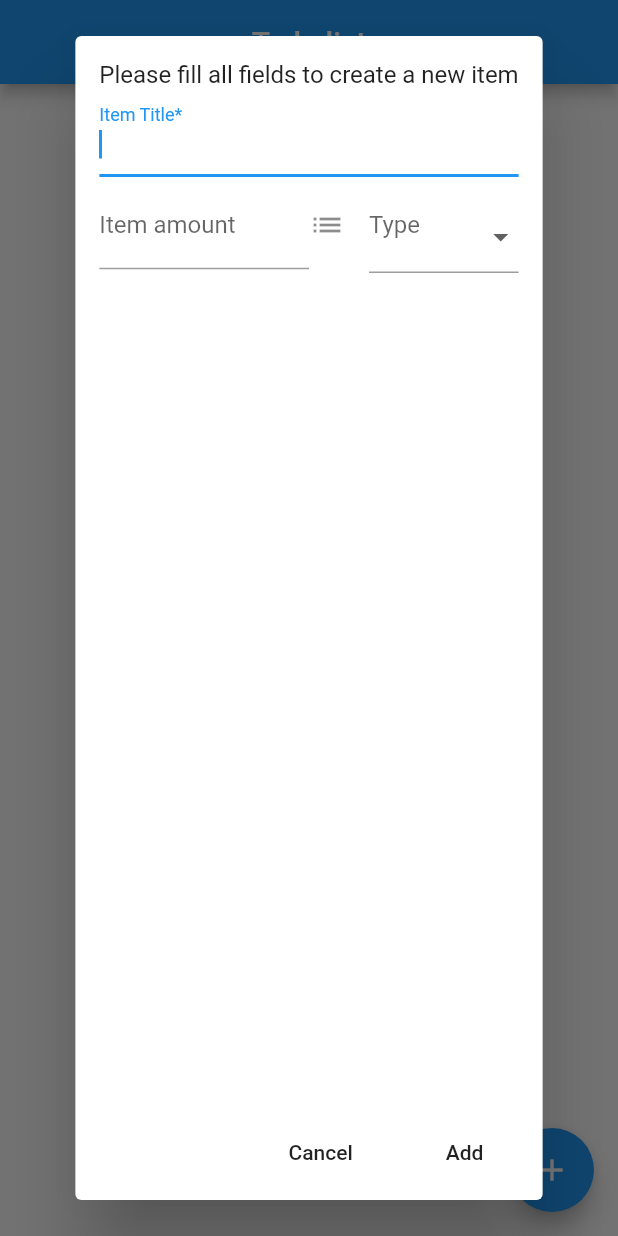
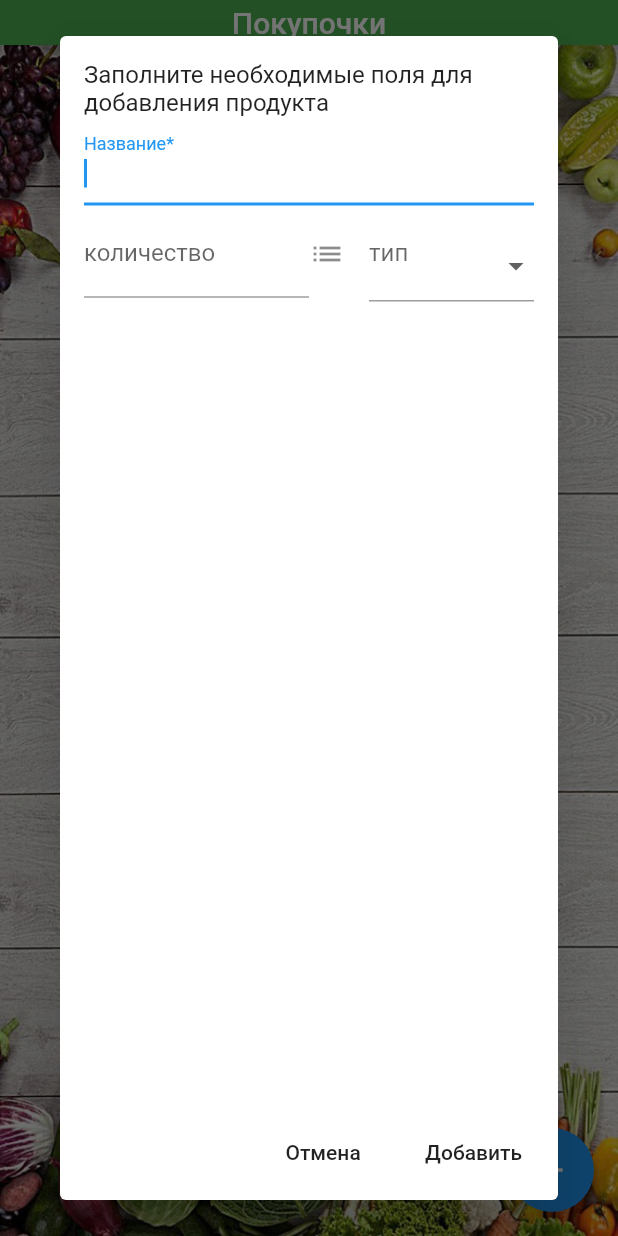
Before and after one commit to aleksebury/todo, a Flutter app: the screen it shows after launch, after a tap on the "add" icon, on a phone screen of 412 x 824 dp. Run offline on Flutter 3.47's test engine with Material 2 defaults, Android fonts, the phone set to English and light mode, and no system bars; our stand-ins replace cloud_firestore; accounts and stored records are empty.

Commit message:
Added rus lang; Added background image; Changed icon;

```diff
--- a/lib/main.dart
+++ b/lib/main.dart
@@ -12,7 +12,7 @@ class MyApp extends StatelessWidget {
   Widget build(BuildContext context) {
     return MaterialApp(
       debugShowCheckedModeBanner: false,
-      title: 'Todo list',
+      title: 'Покупочки',
       home: MyHomePage(),
     );
   }
@@ -29,8 +29,18 @@ class _MyHomePageState extends State<MyHomePage> {
   TextEditingController taskTitleInputController;
   TextEditingController taskAmountInputController;
 
-  List<String> _dropdownMenuItems = <String>['', 'л', 'кг', 'уп', 'бут'];
+  List<String> _dropdownMenuItems = <String>[
+    '',
+    'мл',
+    'л',
+    'г',
+    'кг',
+    'уп',
+    'бут',
+    'шт'
+  ];
   String _currentType;
+  var isLargeScreen = false;
 
   @override
   initState() {
@@ -44,11 +54,24 @@ class _MyHomePageState extends State<MyHomePage> {
   @override
   Widget build(BuildContext context) {
     return Scaffold(
-      appBar: AppBar(centerTitle: true, title: Text('Todo list')),
-      body: _buildBody(context),
+      appBar: PreferredSize(
+          preferredSize: Size.fromHeight(30.0),
+          child: AppBar(
+              centerTitle: true,
+              backgroundColor: Colors.green,
+              title: Text('Покупочки'))),
+      body: Container(
+        decoration: BoxDecoration(
+          image: DecorationImage(
+            image: AssetImage("assets/images/background.jpeg"),
+            fit: BoxFit.fill,
+          ),
+        ),
+        child: _buildBody(context),
+      ),
       floatingActionButton: FloatingActionButton(
         onPressed: _showDialog,
-        tooltip: 'Add',
+        tooltip: 'Добавить',
         child: Icon(Icons.add),
       ),
     );
@@ -61,11 +84,11 @@ class _MyHomePageState extends State<MyHomePage> {
         contentPadding: const EdgeInsets.all(16.0),
         content: Column(
           children: <Widget>[
-            Text("Please fill all fields to create a new item"),
+            Text("Заполните необходимые поля для добавления продукта"),
             Column(children: <Widget>[
               TextField(
                 autofocus: true,
-                decoration: InputDecoration(labelText: 'Item Title*'),
+                decoration: InputDecoration(labelText: 'Название*'),
                 controller: taskTitleInputController,
               ),
             ]),
@@ -73,7 +96,7 @@ class _MyHomePageState extends State<MyHomePage> {
               children: <Widget>[
                 Flexible(
                     child: TextField(
-                  decoration: new InputDecoration(labelText: "Item amount"),
+                  decoration: new InputDecoration(labelText: "количество"),
                   keyboardType: TextInputType.numberWithOptions(decimal: true),
                   controller: taskAmountInputController,
                 )),
@@ -83,7 +106,7 @@ class _MyHomePageState extends State<MyHomePage> {
                       return InputDecorator(
                         decoration: InputDecoration(
                           icon: const Icon(Icons.list),
-                          labelText: 'Type',
+                          labelText: 'тип',
                         ),
                         isEmpty: _currentType == '',
                         child: new DropdownButtonHideUnderline(
@@ -98,7 +121,7 @@ class _MyHomePageState extends State<MyHomePage> {
         ),
         actions: <Widget>[
           FlatButton(
-              child: Text('Cancel'),
+              child: Text('Отмена'),
               onPressed: () {
                 taskTitleInputController.clear();
                 taskAmountInputController.clear();
@@ -106,7 +129,7 @@ class _MyHomePageState extends State<MyHomePage> {
                 Navigator.pop(context);
               }),
           FlatButton(
-              child: Text('Add'),
+              child: Text('Добавить'),
               onPressed: () {
                 if (taskTitleInputController.text.isNotEmpty) {
                   Firestore.instance
@@ -145,11 +168,11 @@ class _MyHomePageState extends State<MyHomePage> {
         contentPadding: const EdgeInsets.all(16.0),
         content: Column(
           children: <Widget>[
-            Text("Please edit needed fields"),
+            Text("Отредактируйте необходимые поля"),
             Column(children: <Widget>[
               TextField(
                 autofocus: true,
-                decoration: InputDecoration(labelText: 'Item Title*'),
+                decoration: InputDecoration(labelText: 'Название*'),
                 controller: taskTitleInputController,
               ),
             ]),
@@ -157,7 +180,7 @@ class _MyHomePageState extends State<MyHomePage> {
               children: <Widget>[
                 Flexible(
                     child: TextField(
-                  decoration: new InputDecoration(labelText: "Item amount"),
+                  decoration: new InputDecoration(labelText: "количество"),
                   keyboardType: TextInputType.numberWithOptions(decimal: true),
                   controller: taskAmountInputController,
                 )),
@@ -167,7 +190,7 @@ class _MyHomePageState extends State<MyHomePage> {
                       return InputDecorator(
                         decoration: InputDecoration(
                           icon: const Icon(Icons.list),
-                          labelText: 'Type',
+                          labelText: 'тип',
                         ),
                         isEmpty: _currentType == '',
                         child: new DropdownButtonHideUnderline(
@@ -182,7 +205,7 @@ class _MyHomePageState extends State<MyHomePage> {
         ),
         actions: <Widget>[
           FlatButton(
-              child: Text('Cancel'),
+              child: Text('Отмена'),
               onPressed: () {
                 taskTitleInputController.clear();
                 taskAmountInputController.clear();
@@ -190,7 +213,7 @@ class _MyHomePageState extends State<MyHomePage> {
                 Navigator.pop(context);
               }),
           FlatButton(
-              child: Text('Edit'),
+              child: Text('Править'),
               onPressed: () {
                 if (taskTitleInputController.text.isNotEmpty) {
                   Firestore.instance
@@ -253,14 +276,14 @@ class _MyHomePageState extends State<MyHomePage> {
     if (snapshot.isEmpty) {
       return Align(
         alignment: Alignment.center,
-        child: Text("Nothing to buy. Relax!",
+        child: Text("Корзина пуста. Наслаждайтесь отдыхом!",
             style: TextStyle(
               fontSize: 16,
             )),
       );
     } else {
       return ListView(
-        padding: const EdgeInsets.only(top: 20.0),
+        padding: EdgeInsets.only(top: MediaQuery.of(context).size.height * 0.07),
         children:
             snapshot.map((data) => _buildListItem(context, data)).toList(),
       );
@@ -271,19 +294,92 @@ class _MyHomePageState extends State<MyHomePage> {
     final record = Record.fromSnapshot(data);
 
     return Padding(
-      key: ValueKey(record.item),
-      padding: const EdgeInsets.symmetric(horizontal: 16.0, vertical: 8.0),
-      child: Container(
-        decoration: BoxDecoration(
-          border: Border.all(color: Colors.grey),
-          borderRadius: BorderRadius.circular(5.0),
+        key: ValueKey(record.item),
+        padding: const EdgeInsets.symmetric(horizontal: 16.0, vertical: 8.0),
+        child: Container(
+            child: Dismissible(
+          key: Key(record.reference.documentID),
+          background: _slideLeftBackground(),
+          secondaryBackground: _slideRightBackground(),
+          confirmDismiss: (direction) async {
+            if (direction == DismissDirection.endToStart) {
+              record.reference.delete();
+              Scaffold.of(context).showSnackBar(SnackBar(
+                  content: Text(record.item + " куплено"),
+                  backgroundColor: Colors.green));
+              return true;
+            } else if (direction == DismissDirection.startToEnd) {
+              _showEditDialog(record);
+            }
+            return false;
+          },
+          child: ListTile(
+            title: Text(record.item,
+                style: TextStyle(
+                  fontSize: 24,
+                )),
+            trailing: Text(record.amount + " " + record.type,
+                style: TextStyle(
+                  fontSize: 24,
+                )),
+          ),
+        )));
+  }
+
+  Widget _slideRightBackground() {
+    return Container(
+      color: Colors.green,
+      child: Align(
+        child: Row(
+          mainAxisAlignment: MainAxisAlignment.end,
+          children: <Widget>[
+            Icon(
+              Icons.done_outline,
+              color: Colors.white,
+            ),
+            Text(
+              " Куплено",
+              style: TextStyle(
+                color: Colors.white,
+                fontWeight: FontWeight.w700,
+              ),
+              textAlign: TextAlign.left,
+            ),
+            SizedBox(
+              width: 20,
+            ),
+          ],
         ),
-        child: ListTile(
-          title: Text(record.item),
-          trailing: Text(record.amount + " " + record.type),
-          onTap: () => record.reference.delete(),
-          onLongPress: () => _showEditDialog(record),
+        alignment: Alignment.centerLeft,
+      ),
+    );
+  }
+
+  Widget _slideLeftBackground() {
+    return Container(
+      color: Colors.orange,
+      child: Align(
+        child: Row(
+          mainAxisAlignment: MainAxisAlignment.start,
+          children: <Widget>[
+            SizedBox(
+              width: 20,
+            ),
+            Icon(
+              Icons.edit,
+              color: Colors.white,
+            ),
+            Text(
+              " Править",
+              style: TextStyle(
+                color: Colors.white,
+                fontWeight: FontWeight.w700,
+              ),
+              textAlign: TextAlign.right,
+            ),
+          ],
         ),
+        alignment: Alignment.centerRight,
       ),
     );
   }
--- a/pubspec.yaml
+++ b/pubspec.yaml
@@ -36,6 +36,8 @@ dev_dependencies:
 
 # The following section is specific to Flutter.
 flutter:
+  assets:
+    - assets/images/background.jpeg
 
   # The following line ensures that the Material Icons font is
   # included with your application, so that you can use the icons in
```
Also changed, not shown: assets/images/background.jpeg (added), 31 other files.
